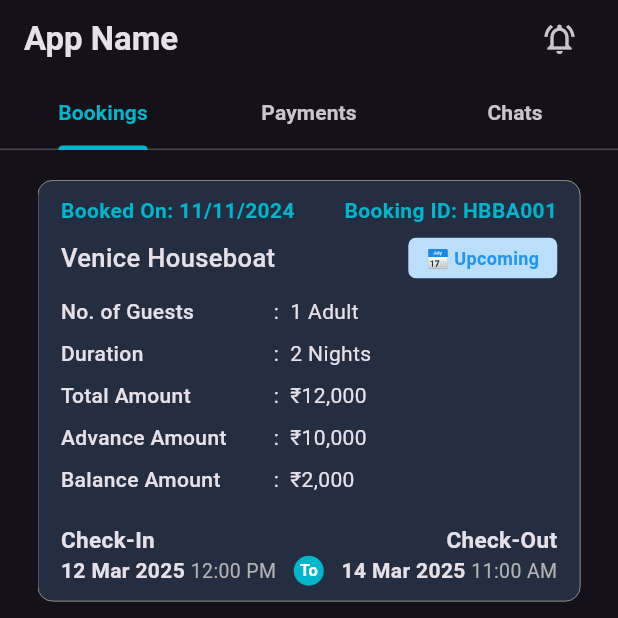
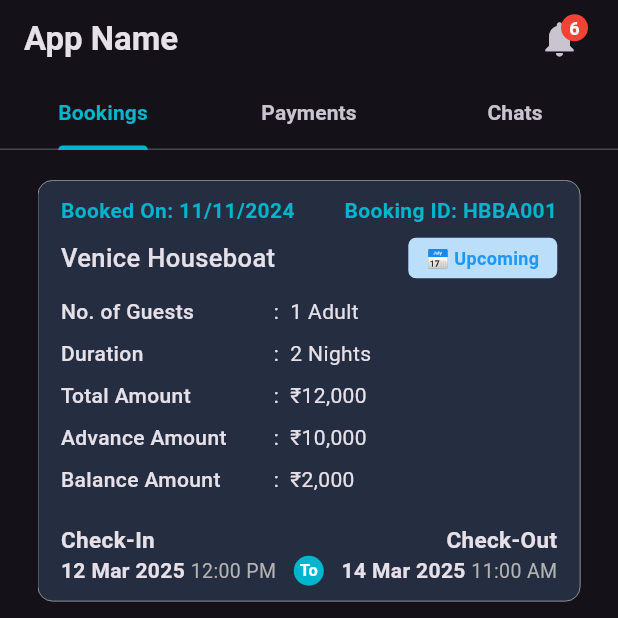
Before and after one commit to AbhinandhanaPU/houseboat_booking_app, a Flutter app: the BookingHomeScreen screen opened directly, on a phone screen of 412 x 824 dp, the top half of it. Run offline on Flutter 3.47's test engine with Material 3 defaults, Android fonts, the phone set to English and light mode, and no system bars; our stand-ins replace connectivity_plus, file_picker, flutter_svg, image_picker, intl_phone_field, lottie and 2 more.

Commit message:
notifications screens

```diff
--- a/lib/app/widgets/appbar_custom.dart
+++ b/lib/app/widgets/appbar_custom.dart
@@ -1,5 +1,7 @@
 import 'package:flutter/material.dart';
 import 'package:houseboat_booking/app/utils/colors.dart';
+import 'package:houseboat_booking/app/views/notifications/notifications.dart';
+import 'package:houseboat_booking/app/widgets/notification_badge_widget.dart';
 
 class CustomAppBar extends StatelessWidget implements PreferredSizeWidget {
   final String? title;
@@ -40,9 +42,15 @@ class CustomAppBar extends StatelessWidget implements PreferredSizeWidget {
       ),
 
       actions: [
-        IconButton(
-          onPressed: () {},
-          icon: const Icon(Icons.notifications_active_outlined),
+        NotificationBadge(
+          notificationCount: 6,
+          onTap: () {
+            Navigator.push(
+                context,
+                MaterialPageRoute(
+                  builder: (context) => NotificationScreen(),
+                ));
+          },
         ),
         if (actions != null) ...actions!,
         SizedBox(width: 15),
--- /dev/null
+++ b/lib/app/widgets/notification_badge_widget.dart
@@ -0,0 +1,53 @@
+import 'package:flutter/material.dart';
+
+class NotificationBadge extends StatelessWidget {
+  final int notificationCount;
+  final VoidCallback? onTap;
+
+  const NotificationBadge({
+    super.key,
+    required this.notificationCount,
+    this.onTap,
+  });
+
+  @override
+  Widget build(BuildContext context) {
+    return Stack(
+      clipBehavior: Clip.none,
+      children: [
+        IconButton(
+          onPressed: onTap ?? () {},
+          icon: const Icon(
+            Icons.notifications,
+            size: 28,
+          ),
+        ),
+        if (notificationCount > 0)
+          Positioned(
+            right: 5,
+            top: 5,
+            child: Container(
+              padding: const EdgeInsets.all(3),
+              decoration: const BoxDecoration(
+                color: Colors.red,
+                shape: BoxShape.circle,
+              ),
+              constraints: const BoxConstraints(
+                minWidth: 18,
+                minHeight: 18,
+              ),
+              child: Text(
+                notificationCount > 99 ? '99+' : '$notificationCount',
+                style: const TextStyle(
+                  color: Colors.white,
+                  fontSize: 12,
+                  fontWeight: FontWeight.bold,
+                ),
+                textAlign: TextAlign.center,
+              ),
+            ),
+          ),
+      ],
+    );
+  }
+}
```
Also changed, not shown: lib/app/views/notifications/notifications.dart (added, +119 -0 lines).
